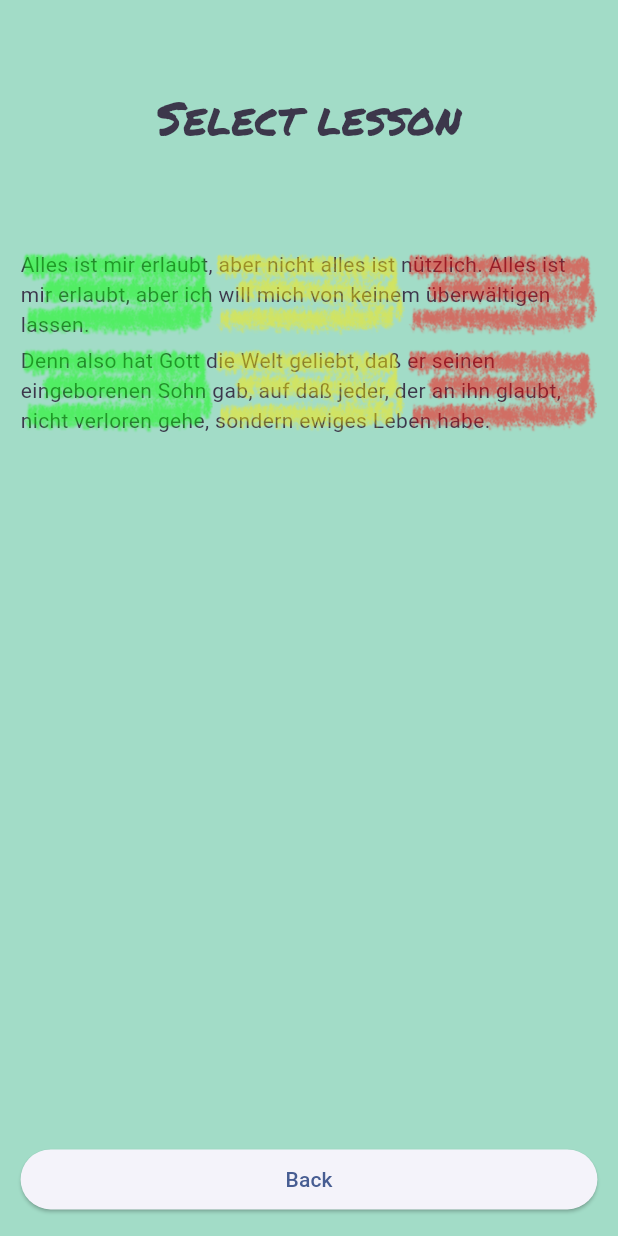
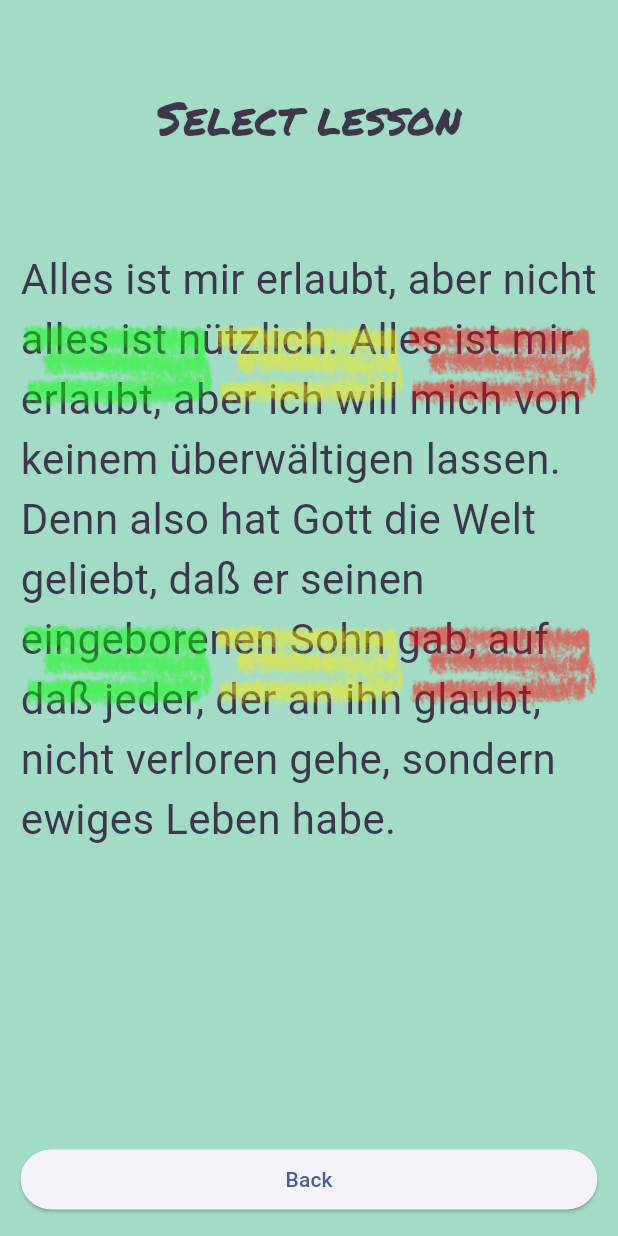
Before and after one commit to Paradoxianer/flying_words, a Flutter app: the LevelSelectionScreen screen opened by its route, on a phone screen of 412 x 824 dp. Run offline on Flutter 3.47's test engine with Material 2 defaults, Android fonts, the phone set to English and light mode, and no system bars; our stand-ins replace audioplayers, firebase_core, firebase_crashlytics, go_router, google_mobile_ads, in_app_purchase and 1 more; missing offline and left inert: games_services; accounts and stored records are empty.

Commit message:
make the font two times bigger than the default font to make it more readable

```diff
--- a/lib/src/level_selection/difficulty_row.dart
+++ b/lib/src/level_selection/difficulty_row.dart
@@ -14,10 +14,13 @@ class DifficultyRow extends StatelessWidget {
   Widget build(BuildContext context) {
     return Expanded(
         child: Stack(
+          alignment: Alignment.centerLeft,
       children: <Widget>[
         Expanded(
         child: Text(level.text,
-        softWrap: true)),
+        softWrap: true,
+        style: DefaultTextStyle.of(context).style.apply(fontSizeFactor: 2.0),
+        )),
         Row(
             children: Difficulty.values
                 .map<Widget>((e) =>
```
